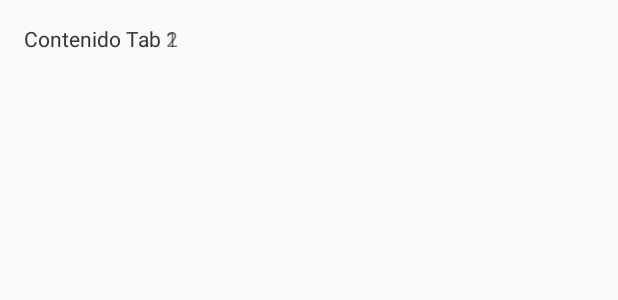
After one commit to quique0194/YoOpino, an Android app: the layout activity_complains.xml on its own in the app's theme, with its tools: preview values and no code run, on a phone screen of 412 x 824 dp. The commit adds this screen. Shown: the top 300 px of the screen. Run offline under Robolectric (Android 15) with nearby library versions, the phone set to English and light mode, and no system bars.

Commit message:
Until added tabs

```diff
--- /dev/null
+++ b/SmartComplains/app/src/main/res/layout/activity_complains.xml
@@ -0,0 +1,57 @@
+<RelativeLayout xmlns:android="http://schemas.android.com/apk/res/android"
+    xmlns:tools="http://schemas.android.com/tools" android:layout_width="match_parent"
+    android:layout_height="match_parent" android:paddingLeft="@dimen/activity_horizontal_margin"
+    android:paddingRight="@dimen/activity_horizontal_margin"
+    android:paddingTop="@dimen/activity_vertical_margin"
+    android:paddingBottom="@dimen/activity_vertical_margin"
+    tools:context="com.example.kike.smartcomplains.ComplainsActivity">
+
+    <TabHost
+        android:layout_width="match_parent"
+        android:layout_height="match_parent"
+        android:id="@+id/tabHost"
+        android:layout_alignParentTop="true"
+        android:layout_centerHorizontal="true">
+
+        <LinearLayout
+            android:layout_width="match_parent"
+            android:layout_height="match_parent"
+            android:orientation="vertical">
+
+            <TabWidget
+                android:id="@android:id/tabs"
+                android:layout_width="match_parent"
+                android:layout_height="wrap_content"></TabWidget>
+
+            <FrameLayout
+                android:id="@android:id/tabcontent"
+                android:layout_width="match_parent"
+                android:layout_height="match_parent">
+
+                <LinearLayout
+                    android:id="@+id/tab1"
+                    android:layout_width="match_parent"
+                    android:layout_height="match_parent"
+                    android:orientation="vertical">
+
+                    <TextView android:id="@+id/textView1"
+                        android:text="Contenido Tab 1"
+                        android:layout_width="wrap_content"
+                        android:layout_height="wrap_content" />
+                </LinearLayout>
+
+                <LinearLayout
+                    android:id="@+id/tab2"
+                    android:layout_width="match_parent"
+                    android:layout_height="match_parent"
+                    android:orientation="vertical">
+
+                    <TextView android:id="@+id/textView2"
+                        android:text="Contenido Tab 2"
+                        android:layout_width="wrap_content"
+                        android:layout_height="wrap_content" />
+                </LinearLayout>
+            </FrameLayout>
+        </LinearLayout>
+    </TabHost>
+</RelativeLayout>
--- a/SmartComplains/app/src/main/res/values/strings.xml
+++ b/SmartComplains/app/src/main/res/values/strings.xml
@@ -3,4 +3,9 @@
 
     <string name="hello_world">Hello world!</string>
     <string name="action_settings">Settings</string>
+    <string name="title_activity_complains">Complains Activity</string>
+
+    <string name="complain">Complain</string>
+    <string name="view_other_complains">View other complains</string>
+    <string name="reputation">Reputation</string>
 </resources>
```
Also changed, not shown: SmartComplains/app/src/main/AndroidManifest.xml (+14 -6 lines), SmartComplains/app/src/main/java/com/example/kike/smartcomplains/ChooseEnterprise.java (+22 -3 lines), SmartComplains/app/src/main/java/com/example/kike/smartcomplains/ComplainsActivity.java (added, +88 -0 lines), SmartComplains/app/src/main/res/menu/menu_complains.xml (added, +7 -0 lines).
